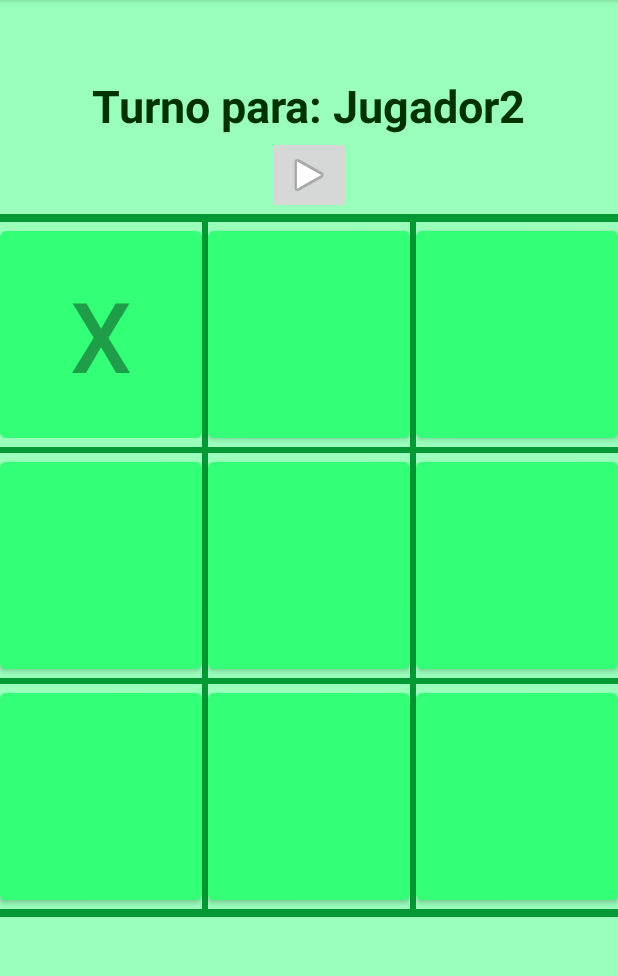
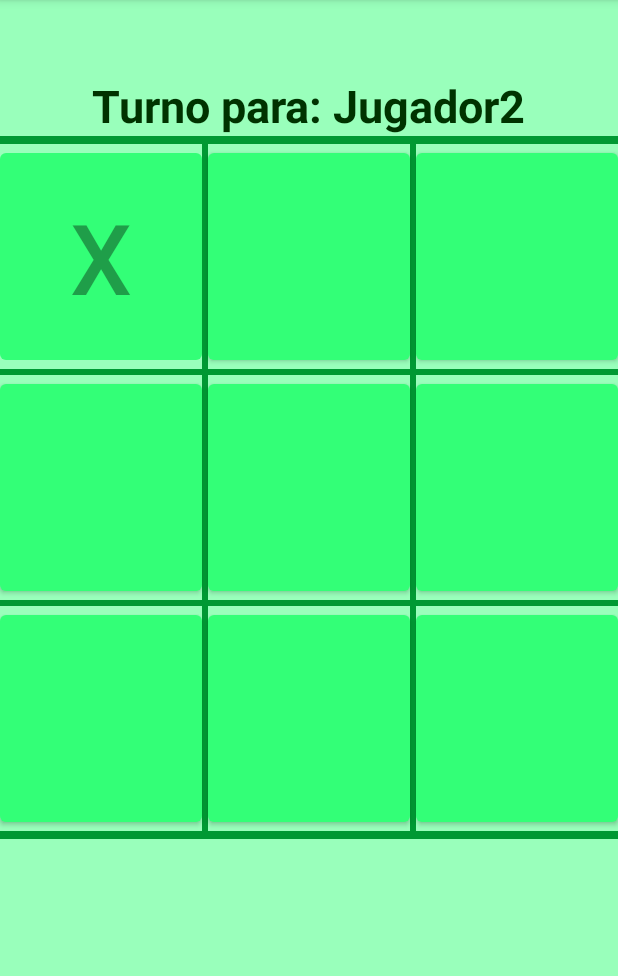
Before and after one commit to irisquerol/3EnRaya, an Android app: the screen it shows after launch (TicTacToeActivity), after a tap on an icon or button, on a phone screen of 412 x 824 dp, the part 84-1060 px from its top. Run offline under Robolectric (Android 15) with nearby library versions, the phone set to English and light mode, and no system bars.

Commit message:
added restart button, still not working

```diff
--- a/app/src/main/java/com/android/tresenraya/controller/TicTacToeActivity.java
+++ b/app/src/main/java/com/android/tresenraya/controller/TicTacToeActivity.java
@@ -4,7 +4,9 @@ import androidx.appcompat.app.AppCompatActivity;
 
 import android.os.Bundle;
 import android.view.Gravity;
+import android.view.View;
 import android.widget.Button;
+import android.widget.ImageButton;
 import android.widget.TextView;
 import android.widget.Toast;
 
@@ -30,17 +32,30 @@ public class TicTacToeActivity extends AppCompatActivity {
             R.id.btn_8,
             R.id.btn_9,
     };
+    private Button restart;
 
     @Override
     protected void onCreate(Bundle savedInstanceState) {
         super.onCreate(savedInstanceState);
         setContentView(R.layout.activity_main);
+
         createListButtons();
         textTurn = findViewById(R.id.text_turn);
+
+    }
+
+    private void restartGame() {
+        finish();
+        startActivity(getIntent());
     }
 
     private void createListButtons() {
         buttons = new ArrayList<>(BUTTON_IDS.length);
+
+        ImageButton restart = (ImageButton)findViewById(R.id.restart_b);
+        restart.setOnClickListener(view -> restartGame());
+        restart.setVisibility(View.GONE);
+
         for (int id : BUTTON_IDS) {
             Button button = findViewById(id);
             button.setOnClickListener(view -> print(button)); // maybe
@@ -70,11 +85,15 @@ public class TicTacToeActivity extends AppCompatActivity {
         if (board.checkWin("X")) {
             showToast(1);
             blockBoard();
+
+            restart.setVisibility(View.VISIBLE);
             textTurn.setText(R.string.win1);
         }
         if (board.checkWin("O")) {
             showToast(2);
             blockBoard();
+
+            restart.setVisibility(View.VISIBLE);
             textTurn.setText(R.string.win2);
         }
     }
--- a/app/src/main/res/layout/activity_main.xml
+++ b/app/src/main/res/layout/activity_main.xml
@@ -28,7 +28,7 @@
 
 
         <ImageButton
-            android:id="@+id/restart"
+            android:id="@+id/restart_b"
             android:layout_width="wrap_content"
             android:layout_height="wrap_content"
             android:layout_gravity="center"
```
